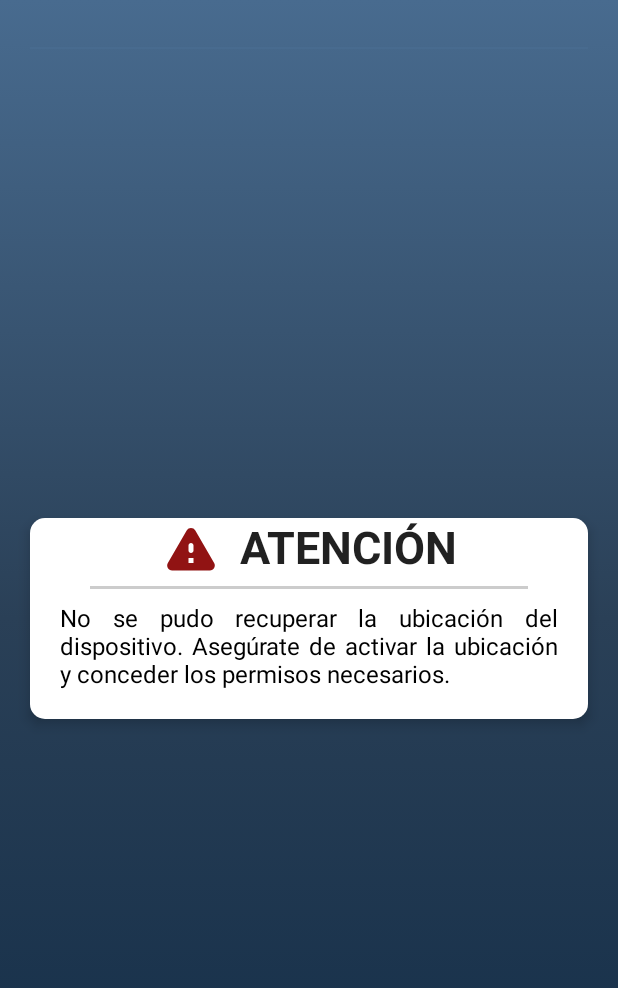
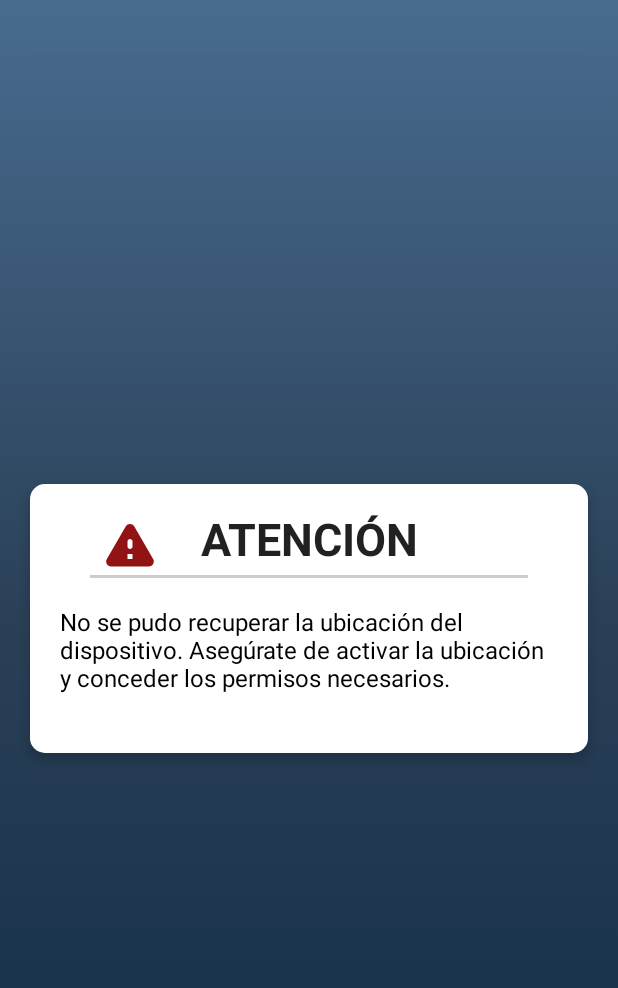
Before and after one commit to DiegoRodriguez3D/AppTiempo, an Android app built with Jetpack Compose: the screen it shows after launch (MainActivity), on a phone screen of 412 x 824 dp. Shown: the top 988 px of the screen. Run offline under Robolectric (Android 15) with nearby library versions, the phone set to English and light mode, and no system bars; our stand-ins replace Dagger/Hilt's generated code, constraintlayout-compose.

Commit message:
Cambio UI MessageCard

```diff
--- a/app/src/main/java/com/diegorb/tiempo/presentation/components/MessageCard.kt
+++ b/app/src/main/java/com/diegorb/tiempo/presentation/components/MessageCard.kt
@@ -6,15 +6,19 @@ import androidx.compose.material.Card
 import androidx.compose.material.Divider
 import androidx.compose.material.Icon
 import androidx.compose.material.Text
+import androidx.compose.material.icons.Icons
+import androidx.compose.material.icons.rounded.Warning
 import androidx.compose.runtime.Composable
-import androidx.compose.ui.Alignment
 import androidx.compose.ui.Modifier
 import androidx.compose.ui.graphics.Color
 import androidx.compose.ui.graphics.vector.ImageVector
 import androidx.compose.ui.text.font.FontWeight
 import androidx.compose.ui.text.style.TextAlign
+import androidx.compose.ui.tooling.preview.Preview
 import androidx.compose.ui.unit.dp
 import androidx.compose.ui.unit.sp
+import androidx.constraintlayout.compose.ConstraintLayout
+import com.diegorb.tiempo.presentation.ui.theme.DeepRed
 
 @Composable
 fun MessageCard(
@@ -35,49 +39,74 @@ fun MessageCard(
         shape = RoundedCornerShape(10.dp),
         elevation = 5.dp,
     ) {
-        Column(
-            horizontalAlignment = Alignment.CenterHorizontally,
-            verticalArrangement = Arrangement.Center
+        ConstraintLayout(
+            modifier = Modifier
+                .wrapContentSize()
+                .padding(horizontal = 20.dp, vertical = 20.dp)
         ) {
 
-            Row(
-                modifier = Modifier
-                    .padding(horizontal = 16.dp)
-                    .fillMaxWidth(),
-                horizontalArrangement = Arrangement.Center,
-                verticalAlignment = Alignment.CenterVertically
-            ) {
+            val (iconID, titleID, msgID, divID) = createRefs()
+
             Icon(
                 modifier = Modifier
-                        .size(40.dp),
+                    .size(40.dp)
+                    .constrainAs(iconID) {
+                        end.linkTo(titleID.start)
+                        start.linkTo(parent.start)
+                        top.linkTo(parent.top)
+                    },
                 imageVector = icon,
                 contentDescription = null,
                 tint = iconColor
             )
 
-                Spacer(modifier = Modifier.width(12.dp))
-
             Text(
+                modifier = Modifier
+                    .constrainAs(titleID) {
+                        top.linkTo(parent.top)
+                        start.linkTo(parent.start)
+                        end.linkTo(parent.end)
+                    },
                 text = title,
                 textAlign = TextAlign.Center,
                 fontSize = 30.sp,
                 fontWeight = FontWeight.Bold
             )
-            }
 
             Divider(
-                modifier = Modifier.padding(horizontal = 40.dp, vertical = 5.dp),
+                modifier = Modifier
+                    .padding(horizontal = 20.dp, vertical = 5.dp)
+                    .constrainAs(divID) {
+                        top.linkTo(titleID.bottom)
+                    },
                 thickness = 2.dp,
                 color = Color.LightGray
             )
 
             Text(
+                modifier = Modifier
+                    .padding(top = 15.dp, bottom = 20.dp)
+                    .constrainAs(msgID) {
+                        top.linkTo(divID.bottom)
+                        bottom.linkTo(parent.bottom)
+                    },
                 text = msg,
                 color = textColor,
-                textAlign = TextAlign.Justify,
-                modifier = Modifier
-                    .padding(start = 20.dp, end = 20.dp, top = 5.dp, bottom = 20.dp)
+                textAlign = TextAlign.Start,
             )
         }
     }
 }
+
+@Preview(showSystemUi = true)
+@Composable
+fun previewMessage() {
+    val error =
+        "No se pudo recuperar la ubicación del dispositivo. Asegúrate de activar la ubicación y conceder los permisos necesarios."
+    MessageCard(
+        title = "Advertencia",
+        msg = error,
+        icon = Icons.Rounded.Warning,
+        iconColor = DeepRed
+    )
+}
```
Also changed, not shown: app/build.gradle (+5 -4 lines). Lines whose indentation alone changed are shown as unchanged.
